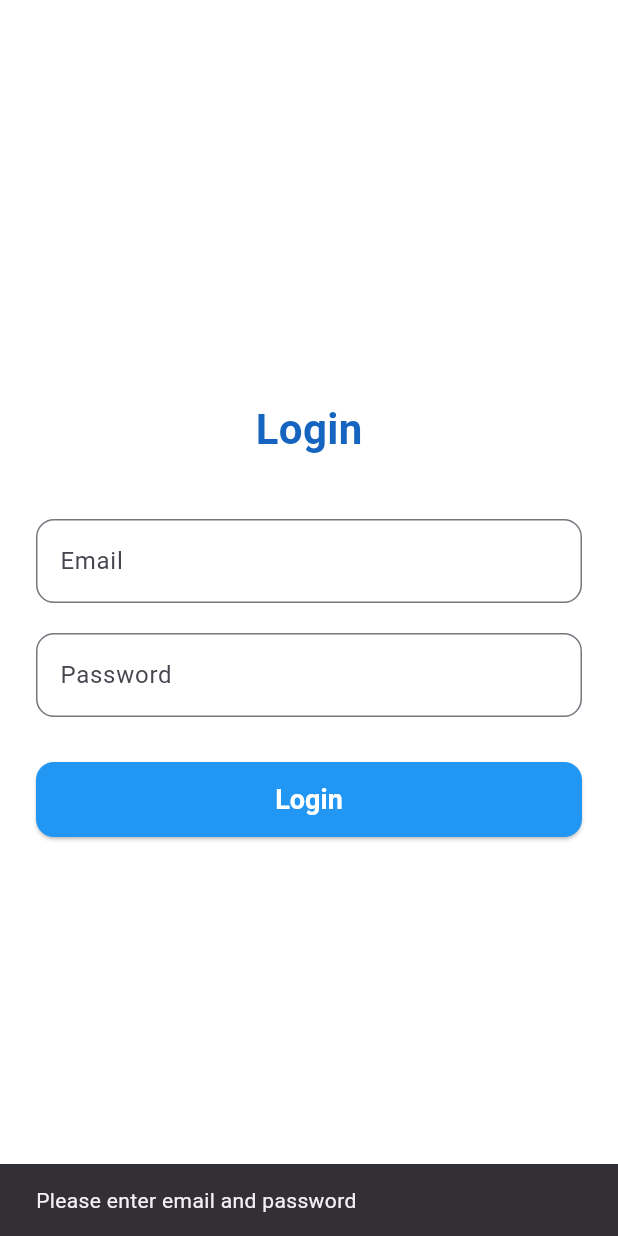
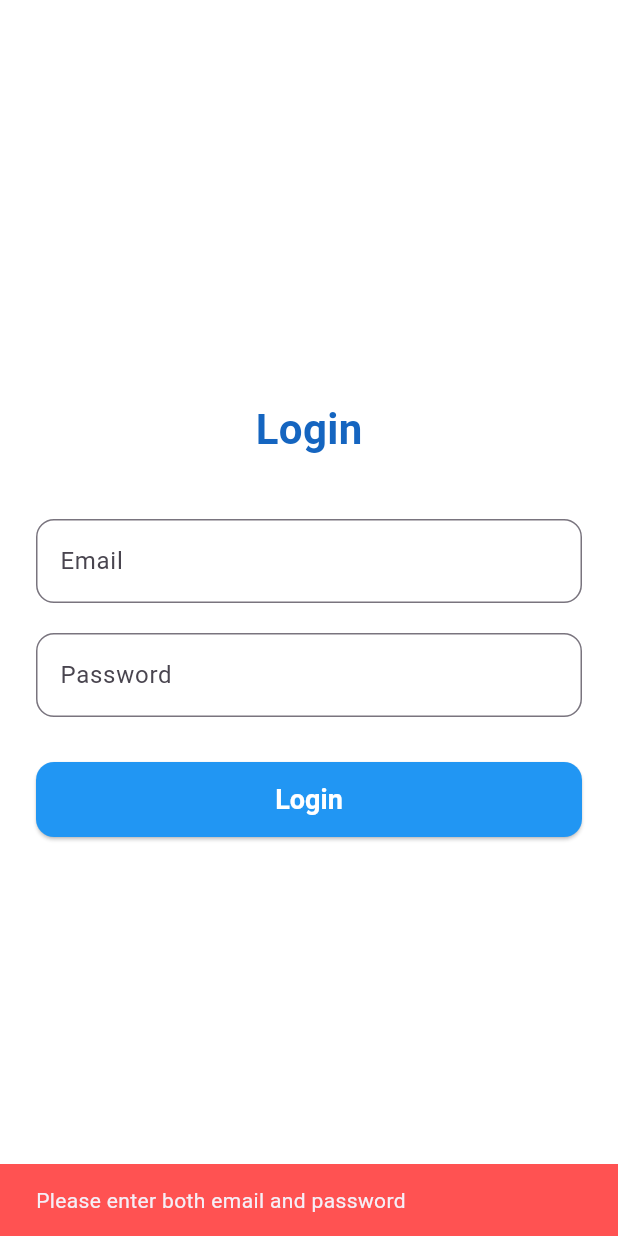
Before and after one commit to mohammad19169/DigiSoft_HRMS, a Flutter app: the screen it shows after launch, after a tap on "Login", on a phone screen of 412 x 824 dp. Run offline on Flutter 3.47's test engine with Material 3 defaults, Android fonts, the light colour scheme and no system bars; our stand-ins replace geolocator, shared_preferences.

Commit message:
code changes

```diff
--- a/digisoft_app/lib/authentication/signin.dart
+++ b/digisoft_app/lib/authentication/signin.dart
@@ -21,7 +21,10 @@ class _LoginScreenState extends State<LoginScreen> {
 
     if (email.isEmpty || password.isEmpty) {
       ScaffoldMessenger.of(context).showSnackBar(
-        const SnackBar(content: Text("Please enter email and password")),
+        const SnackBar(
+          content: Text("Please enter both email and password"),
+          backgroundColor: Colors.redAccent,
+        ),
       );
       return;
     }
@@ -36,24 +39,42 @@ class _LoginScreenState extends State<LoginScreen> {
         final token = result['token'];
         final decodedData = decodeJwtPayload(token);
 
+        ScaffoldMessenger.of(context).showSnackBar(
+          const SnackBar(
+            content: Text("Login successful!"),
+            backgroundColor: Colors.green,
+          ),
+        );
+
         Navigator.pushReplacement(
           context,
           MaterialPageRoute(
-            builder: (context) => Dashboard(
-              userData: decodedData,
-              token: token,
-            ),
+            builder: (context) => Dashboard(userData: decodedData, token: token),
           ),
         );
       } else {
         ScaffoldMessenger.of(context).showSnackBar(
-          SnackBar(content: Text(result['message'] ?? 'Login failed')),
+          SnackBar(
+            content: Text(result['message'] ?? 'Invalid email or password'),
+            backgroundColor: Colors.redAccent,
+          ),
         );
       }
     } catch (e) {
       setState(() => isLoading = false);
+
+      String errorMessage = 'Something went wrong. Please try again.';
+      if (e.toString().contains('SocketException')) {
+        errorMessage = 'No internet connection. Please check your network.';
+      } else if (e.toString().contains('TimeoutException')) {
+        errorMessage = 'Request timed out. Please try again later.';
+      }
+
       ScaffoldMessenger.of(context).showSnackBar(
-        SnackBar(content: Text('Error: $e')),
+        SnackBar(
+          content: Text(errorMessage),
+          backgroundColor: Colors.redAccent,
+        ),
       );
     }
   }
@@ -69,18 +90,22 @@ class _LoginScreenState extends State<LoginScreen> {
             child: Column(
               mainAxisAlignment: MainAxisAlignment.center,
               children: [
-                Text('Login',
-                    style: TextStyle(
-                        fontSize: 28,
-                        fontWeight: FontWeight.bold,
-                        color: Colors.blue[800])),
+                Text(
+                  'Login',
+                  style: TextStyle(
+                    fontSize: 28,
+                    fontWeight: FontWeight.bold,
+                    color: Colors.blue[800],
+                  ),
+                ),
                 const SizedBox(height: 40),
                 TextField(
                   controller: emailController,
                   decoration: InputDecoration(
                     labelText: 'Email',
                     border: OutlineInputBorder(
-                        borderRadius: BorderRadius.circular(12)),
+                      borderRadius: BorderRadius.circular(12),
+                    ),
                   ),
                 ),
                 const SizedBox(height: 20),
@@ -90,7 +115,8 @@ class _LoginScreenState extends State<LoginScreen> {
                   decoration: InputDecoration(
                     labelText: 'Password',
                     border: OutlineInputBorder(
-                        borderRadius: BorderRadius.circular(12)),
+                      borderRadius: BorderRadius.circular(12),
+                    ),
                   ),
                 ),
                 const SizedBox(height: 30),
@@ -101,21 +127,28 @@ class _LoginScreenState extends State<LoginScreen> {
                     onPressed: isLoading ? null : handleLogin,
                     style: ElevatedButton.styleFrom(
                       backgroundColor: Colors.blue,
+                      disabledBackgroundColor: Colors.blue,
+                      disabledForegroundColor: Colors.white,
                       shape: RoundedRectangleBorder(
-                          borderRadius: BorderRadius.circular(12)),
+                        borderRadius: BorderRadius.circular(12),
+                      ),
+                      padding: const EdgeInsets.symmetric(vertical: 14),
                     ),
                     child: isLoading
                         ? const SizedBox(
-                            width: 22,
-                            height: 22,
+                            width: 24,
+                            height: 24,
                             child: CircularProgressIndicator(
-                              color: Colors.white,
-                              strokeWidth: 2.5,
+                              valueColor: AlwaysStoppedAnimation<Color>(
+                                Colors.white,
+                              ),
+                              strokeWidth: 3,
                             ),
                           )
-                        : const Text('Login',
-                            style:
-                                TextStyle(fontSize: 18, color: Colors.white)),
+                        : const Text(
+                            'Login',
+                            style: TextStyle(fontSize: 18, color: Colors.white),
+                          ),
                   ),
                 ),
               ],
--- a/digisoft_app/pubspec.yaml
+++ b/digisoft_app/pubspec.yaml
@@ -38,6 +38,7 @@ dependencies:
   google_maps_flutter: ^2.13.1
   provider: ^6.1.5+1
   permission_handler:
+  shared_preferences: ^2.5.3
 
 dev_dependencies:
   flutter_test:
```
Also changed, not shown: digisoft_app/lib/leave/apply_leave/models/leave_request_model.dart (added, +46 -0 lines), digisoft_app/lib/services/auth_service.dart (+50 -25 lines), digisoft_app/lib/services/leave_service.dart (added, +48 -0 lines), digisoft_app/pubspec.lock, 2 other files.
